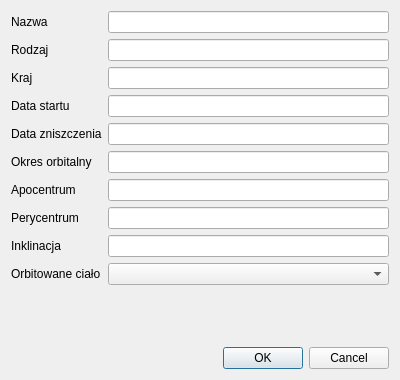
This is application/gui/form-satellite.ui in Ztrk/database-project as Qt 5 draws it before an edit. The edited form follows.
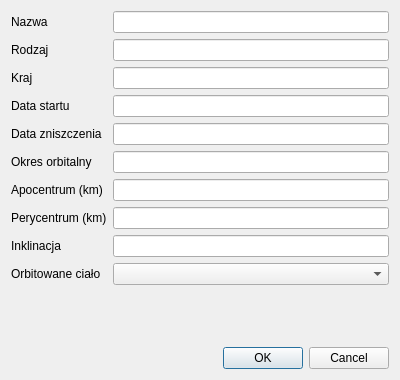
This is the edited form.

Commit message: Add units to table headers and form labels

```diff
--- a/application/gui/form-satellite.ui
+++ b/application/gui/form-satellite.ui
@@ -73,7 +73,7 @@
      <item row="6" column="0">
       <widget class="QLabel" name="apocentrumLabel">
        <property name="text">
-        <string>Apocentrum</string>
+        <string>Apocentrum (km)</string>
        </property>
       </widget>
      </item>
@@ -83,7 +83,7 @@
      <item row="7" column="0">
       <widget class="QLabel" name="perycentrumLabel">
        <property name="text">
-        <string>Perycentrum</string>
+        <string>Perycentrum (km)</string>
        </property>
       </widget>
      </item>
```
The commit also changes 6 other files.
